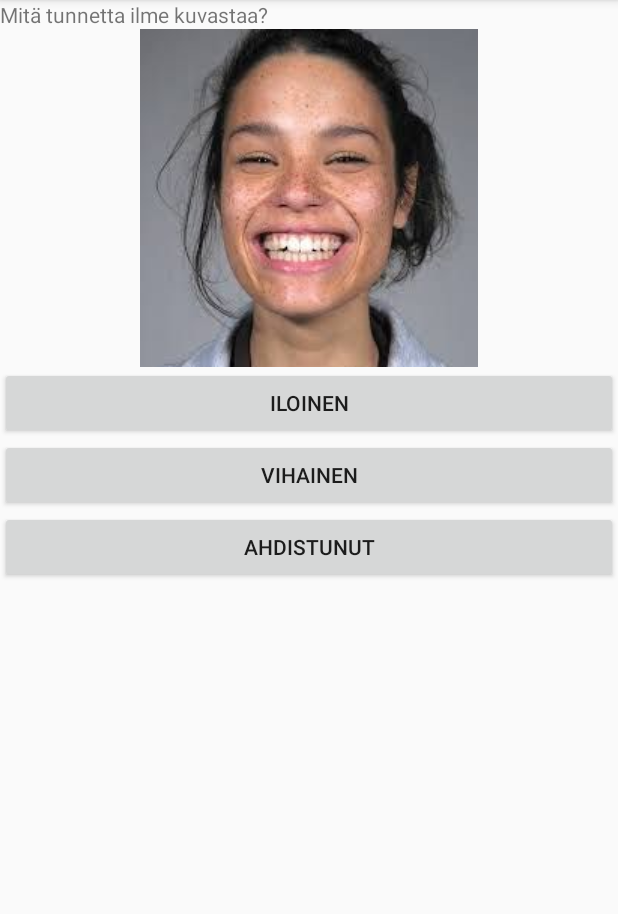
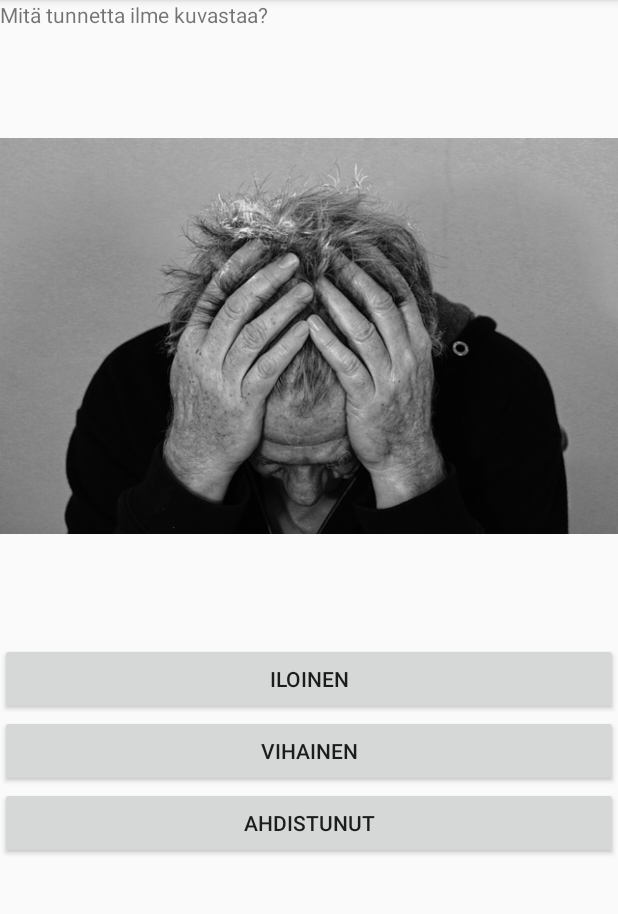
Before and after one commit to Malitsu/projectparsta, an Android app: the Game screen opened directly, with no data from a screen before it, on a phone screen of 412 x 824 dp, the part 84-998 px from its top. Run offline under Robolectric (Android 15) with nearby library versions, the phone set to English and light mode, and no system bars.

Commit message:
Get image file by id and change image view runtime.

```diff
--- a/app/src/main/java/fi/tuni/parsta/Game.java
+++ b/app/src/main/java/fi/tuni/parsta/Game.java
@@ -5,6 +5,7 @@ import android.content.res.AssetManager;
 import android.os.Bundle;
 import android.util.Log;
 import android.util.TypedValue;
+import android.widget.ImageView;
 
 import com.google.gson.Gson;
 import com.google.gson.GsonBuilder;
@@ -30,6 +31,8 @@ public class Game extends AppCompatActivity {
     int totalAnswers = 0;
     private Gson gson;
     GameImage[] images;
+    int level = 1;
+    ImageView questionImg;
 
     @Override
     protected void onCreate(Bundle savedInstanceState) {
@@ -41,37 +44,26 @@ public class Game extends AppCompatActivity {
         for(GameImage i : images) {
             Log.d("GAMEIMAGETAG",i.name);
         }
-
-//        String resourceId = "@drawable/happy_placeholder";
-//
-//        TypedValue value = new TypedValue();
-//        this.getResources().getValue(resourceId, value, true);
-
-        Field[] fields = R.drawable.class.getFields();
-        List<Integer> amountOfAllImages = new ArrayList<Integer>();
-        for (Field field : fields) {
-            // Take only those with name starting with "fr"
-            Log.d("GameClass", field.getName());
-            if (field.getName().contains("face_")) {
-                try {
-                    amountOfAllImages.add(field.getInt(null));
-                } catch (IllegalAccessException e) {
-                    e.printStackTrace();
-                }
-            }
-        }
-        Log.d("GameClass", amountOfAllImages.size() + " ");
+        gameLoop();
     }
 
     protected void gameLoop() {
-        while (totalAnswers <= 20) {
-            boolean rightanswer = getnewQuestion();
-            if(rightanswer) {
-                rightAnswers++;
-            }
-            totalAnswers++;
-        }
-        endRound();
+        Boolean rightAnswer = false;
+
+        //Get random question image (new question)
+        int rndImage = (int) (Math.random() * images.length);
+        GameImage newQuestion = images[rndImage];
+        String questionImgName = newQuestion.getName();
+
+        //Set image to image view
+        int resourceName = getStringResourceByName(questionImgName);
+        Log.d("GAMEIMAGE", resourceName + " ");
+        questionImg = (ImageView) findViewById(R.id.questionImg);
+        questionImg.setImageResource(resourceName);
+
+//        if(questionImgName.contains(****pressedButtonText****)){
+//            rightAnswer = true;
+//        }
     }
 
     public  void  convertJsonToGameImageObjects() {
@@ -87,10 +79,10 @@ public class Game extends AppCompatActivity {
 
     protected void endRound() {}
 
-    protected boolean getnewQuestion() {
-        return false;
+    private int getStringResourceByName(String aString) {
+        String packageName = getPackageName();
+        int resId = getResources().getIdentifier(aString, "drawable", packageName);
+        return resId;
     }
 
-
-
 }
--- a/app/src/main/res/layout/activity_game.xml
+++ b/app/src/main/res/layout/activity_game.xml
@@ -10,6 +10,7 @@
         android:text="Mitä tunnetta ilme kuvastaa?"/>
 
     <ImageView
+        android:id="@+id/questionImg"
         android:layout_width="match_parent"
         android:layout_height="wrap_content"
         android:src="@drawable/face_happy_1_3" />
```
